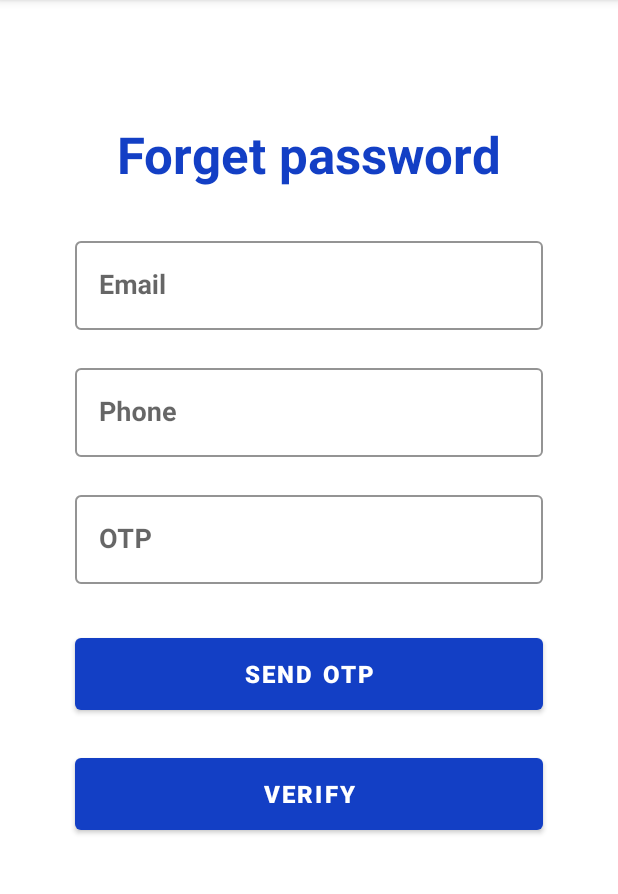
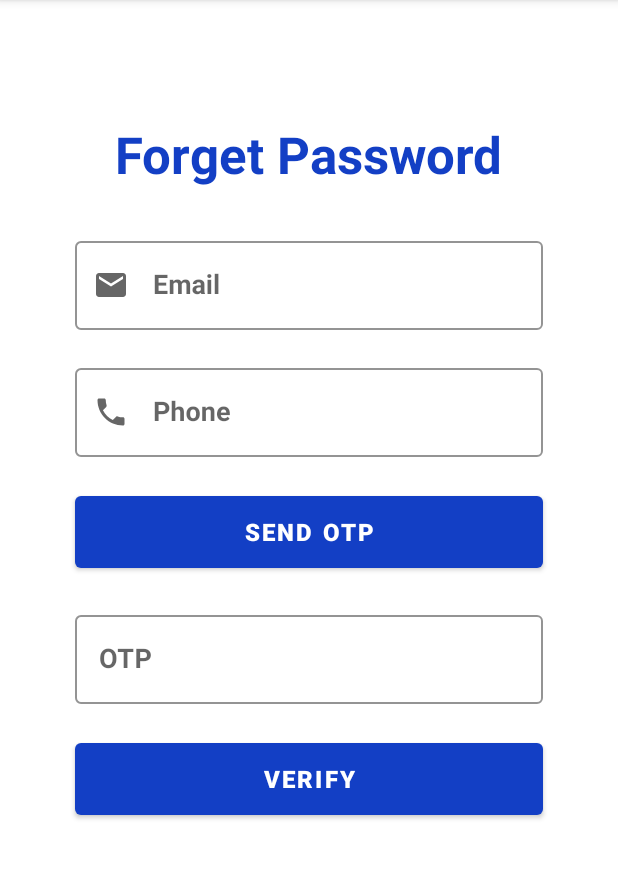
Before and after one commit to AkshayPatel09/Over_Speed, an Android app: the screen it shows after launch (MainActivity), after a tap on "Forgot Password?", on a phone screen of 412 x 824 dp, the part 84-978 px from its top. Run offline under Robolectric (Android 15) with nearby library versions, the phone set to English and light mode, and no system bars; our stand-ins replace Firebase (no records; nobody signed in at launch, a user with empty details on screens opened directly); 1 statement that could not run was skipped.

Commit message:
drawable images

```diff
--- a/app/src/main/java/com/example/final_main/LocationFragment.java
+++ b/app/src/main/java/com/example/final_main/LocationFragment.java
@@ -63,6 +63,7 @@ public class LocationFragment extends Fragment {
     FusedLocationProviderClient mFusedLocationClient;
     int PERMISSION_ID = 44;
     private AppCompatTextView lat, log, speed;
+
     private GoogleMap gMap;
     private Marker marker;
 
@@ -207,7 +208,7 @@ public class LocationFragment extends Fragment {
             lat.setText("Latitude: " + mLastLocation.getLatitude() + "");
             log.setText("Longitude: " + mLastLocation.getLongitude() + "");
             speed.setText(Integer.toString((int) mLastLocation.getSpeed()) + " Kmph");
-            if ((int) mLastLocation.getSpeed() >= -1) {
+            if ((int) mLastLocation.getSpeed() >= 15) {
                 Toast.makeText(getActivity(), "......", Toast.LENGTH_SHORT).show();
                 addNotification();
             }
--- /dev/null
+++ b/app/src/main/res/drawable/ic_baseline_email_24.xml
@@ -0,0 +1,5 @@
+<vector android:height="24dp" android:tint="#133FC5"
+    android:viewportHeight="24" android:viewportWidth="24"
+    android:width="24dp" xmlns:android="http://schemas.android.com/apk/res/android">
+    <path android:fillColor="@android:color/white" android:pathData="M20,4L4,4c-1.1,0 -1.99,0.9 -1.99,2L2,18c0,1.1 0.9,2 2,2h16c1.1,0 2,-0.9 2,-2L22,6c0,-1.1 -0.9,-2 -2,-2zM20,8l-8,5 -8,-5L4,6l8,5 8,-5v2z"/>
+</vector>
--- /dev/null
+++ b/app/src/main/res/drawable/ic_baseline_lock_24.xml
@@ -0,0 +1,5 @@
+<vector android:height="24dp" android:tint="#133FC5"
+    android:viewportHeight="24" android:viewportWidth="24"
+    android:width="24dp" xmlns:android="http://schemas.android.com/apk/res/android">
+    <path android:fillColor="@android:color/white" android:pathData="M18,8h-1L17,6c0,-2.76 -2.24,-5 -5,-5S7,3.24 7,6v2L6,8c-1.1,0 -2,0.9 -2,2v10c0,1.1 0.9,2 2,2h12c1.1,0 2,-0.9 2,-2L20,10c0,-1.1 -0.9,-2 -2,-2zM12,17c-1.1,0 -2,-0.9 -2,-2s0.9,-2 2,-2 2,0.9 2,2 -0.9,2 -2,2zM15.1,8L8.9,8L8.9,6c0,-1.71 1.39,-3.1 3.1,-3.1 1.71,0 3.1,1.39 3.1,3.1v2z"/>
+</vector>
--- a/app/src/main/res/drawable/ic_baseline_person_24.xml
+++ b/app/src/main/res/drawable/ic_baseline_person_24.xml
@@ -1,4 +1,4 @@
-<vector android:height="24dp" android:tint="#555151"
+<vector android:height="24dp" android:tint="#133FC5"
     android:viewportHeight="24" android:viewportWidth="24"
     android:width="24dp" xmlns:android="http://schemas.android.com/apk/res/android">
     <path android:fillColor="@android:color/white" android:pathData="M12,12c2.21,0 4,-1.79 4,-4s-1.79,-4 -4,-4 -4,1.79 -4,4 1.79,4 4,4zM12,14c-2.67,0 -8,1.34 -8,4v2h16v-2c0,-2.66 -5.33,-4 -8,-4z"/>
--- /dev/null
+++ b/app/src/main/res/drawable/ic_baseline_phone_24.xml
@@ -0,0 +1,5 @@
+<vector android:height="24dp" android:tint="#133FC5"
+    android:viewportHeight="24" android:viewportWidth="24"
+    android:width="24dp" xmlns:android="http://schemas.android.com/apk/res/android">
+    <path android:fillColor="@android:color/white" android:pathData="M6.62,10.79c1.44,2.83 3.76,5.14 6.59,6.59l2.2,-2.2c0.27,-0.27 0.67,-0.36 1.02,-0.24 1.12,0.37 2.33,0.57 3.57,0.57 0.55,0 1,0.45 1,1V20c0,0.55 -0.45,1 -1,1 -9.39,0 -17,-7.61 -17,-17 0,-0.55 0.45,-1 1,-1h3.5c0.55,0 1,0.45 1,1 0,1.25 0.2,2.45 0.57,3.57 0.11,0.35 0.03,0.74 -0.25,1.02l-2.2,2.2z"/>
+</vector>
--- a/app/src/main/res/drawable/ic_baseline_vpn_key_24.xml
+++ b/app/src/main/res/drawable/ic_baseline_vpn_key_24.xml
@@ -1,5 +1,5 @@
 <vector android:alpha="0.98" android:height="24dp"
     android:tint="#555151" android:viewportHeight="24"
     android:viewportWidth="24" android:width="24dp" xmlns:android="http://schemas.android.com/apk/res/android">
-    <path android:fillColor="@android:color/white" android:pathData="M12.65,10C11.83,7.67 9.61,6 7,6c-3.31,0 -6,2.69 -6,6s2.69,6 6,6c2.61,0 4.83,-1.67 5.65,-4H17v4h4v-4h2v-4H12.65zM7,14c-1.1,0 -2,-0.9 -2,-2s0.9,-2 2,-2 2,0.9 2,2 -0.9,2 -2,2z"/>
+    <path android:fillColor="@color/white" android:pathData="M12.65,10C11.83,7.67 9.61,6 7,6c-3.31,0 -6,2.69 -6,6s2.69,6 6,6c2.61,0 4.83,-1.67 5.65,-4H17v4h4v-4h2v-4H12.65zM7,14c-1.1,0 -2,-0.9 -2,-2s0.9,-2 2,-2 2,0.9 2,2 -0.9,2 -2,2z"/>
 </vector>
--- /dev/null
+++ b/app/src/main/res/drawable/ic_baseline_vpn_key_24_1.xml
@@ -0,0 +1,5 @@
+<vector android:height="24dp" android:tint="#133FC5"
+    android:viewportHeight="24" android:viewportWidth="24"
+    android:width="24dp" xmlns:android="http://schemas.android.com/apk/res/android">
+    <path android:fillColor="@android:color/white" android:pathData="M12.65,10C11.83,7.67 9.61,6 7,6c-3.31,0 -6,2.69 -6,6s2.69,6 6,6c2.61,0 4.83,-1.67 5.65,-4H17v4h4v-4h2v-4H12.65zM7,14c-1.1,0 -2,-0.9 -2,-2s0.9,-2 2,-2 2,0.9 2,2 -0.9,2 -2,2z"/>
+</vector>
--- a/app/src/main/res/layout/fragment_change_password.xml
+++ b/app/src/main/res/layout/fragment_change_password.xml
@@ -31,6 +31,7 @@
         app:layout_constraintEnd_toEndOf="parent"
         app:layout_constraintStart_toStartOf="parent"
         app:layout_constraintTop_toBottomOf="@+id/appCompatTextView8"
+        app:startIconDrawable="@drawable/ic_baseline_lock_24"
         app:passwordToggleDrawable="@drawable/ic_baseline_show_password"
         app:passwordToggleEnabled="true">
 
@@ -41,7 +42,6 @@
             android:hint="@string/enterOldPassword"
             android:inputType="textPassword"
             android:textColor="@color/black"
-
             android:textSize="18sp"
             android:textStyle="bold" />
 
@@ -60,6 +60,7 @@
         app:layout_constraintEnd_toEndOf="parent"
         app:layout_constraintStart_toStartOf="parent"
         app:layout_constraintTop_toBottomOf="@+id/textInputLayout13"
+        app:startIconDrawable="@drawable/ic_baseline_lock_24"
         app:passwordToggleDrawable="@drawable/ic_baseline_show_password"
         app:passwordToggleEnabled="true">
 
@@ -88,6 +89,7 @@
         app:layout_constraintEnd_toEndOf="parent"
         app:layout_constraintStart_toStartOf="parent"
         app:layout_constraintTop_toBottomOf="@+id/textInputLayout14"
+        app:startIconDrawable="@drawable/ic_baseline_lock_24"
         app:passwordToggleDrawable="@drawable/ic_baseline_show_password"
         app:passwordToggleEnabled="true">
 
--- a/app/src/main/res/layout/fragment_edit_profile.xml
+++ b/app/src/main/res/layout/fragment_edit_profile.xml
@@ -19,7 +19,7 @@
         app:layout_constraintHorizontal_bias="0.497"
         app:layout_constraintStart_toStartOf="parent"
         app:layout_constraintTop_toTopOf="parent"
-        app:layout_constraintVertical_bias="0.186" />
+        app:layout_constraintVertical_bias="0.173" />
 
     <com.google.android.material.textfield.TextInputLayout
         android:id="@+id/textInputLayout13"
@@ -33,6 +33,7 @@
         app:layout_constraintEnd_toEndOf="parent"
         app:layout_constraintHorizontal_bias="0.494"
         app:layout_constraintStart_toStartOf="parent"
+        app:startIconDrawable="@drawable/ic_baseline_person_24"
         app:layout_constraintTop_toBottomOf="@+id/appCompatTextView8"
         app:layout_constraintVertical_bias="0.164">
 
@@ -62,6 +63,7 @@
         app:layout_constraintBottom_toBottomOf="parent"
         app:layout_constraintEnd_toEndOf="parent"
         app:layout_constraintStart_toStartOf="parent"
+        app:startIconDrawable="@drawable/ic_baseline_person_24"
         app:layout_constraintTop_toBottomOf="@+id/textInputLayout13"
         app:layout_constraintVertical_bias="0.0">
 
@@ -90,6 +92,7 @@
         app:layout_constraintEnd_toEndOf="parent"
         app:layout_constraintHorizontal_bias="0.646"
         app:layout_constraintStart_toStartOf="parent"
+        app:startIconDrawable="@drawable/ic_baseline_phone_24"
         app:layout_constraintTop_toBottomOf="@+id/textInputLayout14"
         app:layout_constraintVertical_bias="0.024">
 
--- a/app/src/main/res/layout/fragment_forget_password.xml
+++ b/app/src/main/res/layout/fragment_forget_password.xml
@@ -30,6 +30,7 @@
         android:hint="@string/sign_up_email"
         app:boxStrokeColor="@color/blue"
         app:hintTextColor="@color/blue"
+        app:startIconDrawable="@drawable/ic_baseline_email_24"
         app:layout_constraintEnd_toEndOf="parent"
         app:layout_constraintStart_toStartOf="parent"
         app:layout_constraintTop_toBottomOf="@+id/appCompatTextView5">
@@ -53,21 +54,36 @@
         android:layout_marginTop="20dp"
         app:layout_constraintEnd_toEndOf="parent"
         app:layout_constraintStart_toStartOf="parent"
+        app:startIconDrawable="@drawable/ic_baseline_phone_24"
         app:boxStrokeColor="@color/blue"
         app:hintTextColor="@color/blue"
         app:layout_constraintTop_toBottomOf="@+id/textInputLayout9">
 
         <com.google.android.material.textfield.TextInputEditText
             android:id="@+id/forgetPasswordPhone"
+            android:layout_height="wrap_content"
             android:layout_width="match_parent"
-
-            android:layout_height="wrap_content"
             android:hint="@string/sign_up_phone"
             android:inputType="textEmailAddress"
             android:textSize="18sp"
             android:textStyle="bold" />
 
     </com.google.android.material.textfield.TextInputLayout>
+
+
+
+    <com.google.android.material.button.MaterialButton
+        android:id="@+id/sendOTP"
+        android:layout_width="match_parent"
+        android:layout_height="60sp"
+        android:layout_marginHorizontal="50dp"
+        android:text="@string/send_link"
+        android:layout_marginTop="20dp"
+        android:textSize="16sp"
+        android:textStyle="bold"
+        app:layout_constraintEnd_toEndOf="parent"
+        app:layout_constraintStart_toStartOf="parent"
+        app:layout_constraintTop_toBottomOf="@+id/textInputLayout12" />
 
     <com.google.android.material.textfield.TextInputLayout
         android:id="@+id/textInputLayout10"
@@ -80,7 +96,7 @@
         app:hintTextColor="@color/blue"
         app:layout_constraintEnd_toEndOf="parent"
         app:layout_constraintStart_toStartOf="parent"
-        app:layout_constraintTop_toBottomOf="@+id/textInputLayout12">
+        app:layout_constraintTop_toBottomOf="@+id/sendOTP">
 
         <com.google.android.material.textfield.TextInputEditText
             android:id="@+id/forgetPasswordOTP"
@@ -93,20 +109,6 @@
     </com.google.android.material.textfield.TextInputLayout>
 
     <com.google.android.material.button.MaterialButton
-        android:id="@+id/sendOTP"
-        android:layout_width="match_parent"
-        android:layout_height="60sp"
-        android:layout_marginHorizontal="50dp"
-        android:layout_marginTop="30dp"
-        android:text="@string/send_link"
-        android:textSize="16sp"
-        android:textStyle="bold"
-        app:layout_constraintEnd_toEndOf="parent"
-        app:layout_constraintHorizontal_bias="0.838"
-        app:layout_constraintStart_toStartOf="parent"
-        app:layout_constraintTop_toBottomOf="@+id/textInputLayout10" />
-
-    <com.google.android.material.button.MaterialButton
         android:id="@+id/verifyBtn"
         android:layout_width="match_parent"
         android:layout_height="60sp"
@@ -117,5 +119,5 @@
         android:textStyle="bold"
         app:layout_constraintEnd_toEndOf="parent"
         app:layout_constraintStart_toStartOf="parent"
-        app:layout_constraintTop_toBottomOf="@+id/sendOTP" />
+        app:layout_constraintTop_toBottomOf="@+id/textInputLayout10" />
 </androidx.constraintlayout.widget.ConstraintLayout>
--- a/app/src/main/res/layout/fragment_sign_up.xml
+++ b/app/src/main/res/layout/fragment_sign_up.xml
@@ -53,6 +53,7 @@
             android:layout_marginTop="30dp"
             app:boxStrokeColor="@color/blue"
             app:hintTextColor="@color/blue"
+            app:startIconDrawable="@drawable/ic_baseline_person_24"
             app:layout_constraintEnd_toEndOf="parent"
             app:layout_constraintStart_toStartOf="parent"
             app:layout_constraintTop_toBottomOf="@+id/appCompatTextView2">
@@ -79,6 +80,7 @@
             android:layout_marginTop="20dp"
             app:boxStrokeColor="@color/blue"
             app:hintTextColor="@color/blue"
+            app:startIconDrawable="@drawable/ic_baseline_person_24"
             app:layout_constraintTop_toBottomOf="@+id/textInputLayout"
             tools:layout_editor_absoluteX="50dp">
 
@@ -103,6 +105,7 @@
             android:layout_marginTop="20dp"
             app:boxStrokeColor="@color/blue"
             app:hintTextColor="@color/blue"
+            app:startIconDrawable="@drawable/ic_baseline_email_24"
             app:layout_constraintTop_toBottomOf="@+id/textInputLayout2"
             tools:layout_editor_absoluteX="50dp">
 
@@ -129,6 +132,7 @@
             app:hintTextColor="@color/blue"
             app:layout_constraintEnd_toEndOf="parent"
             app:layout_constraintStart_toStartOf="parent"
+            app:startIconDrawable="@drawable/ic_baseline_phone_24"
             app:layout_constraintTop_toBottomOf="@+id/textInputLayout3"
             app:passwordToggleEnabled="false">
 
@@ -156,6 +160,7 @@
             app:layout_constraintEnd_toEndOf="parent"
             app:layout_constraintStart_toStartOf="parent"
             app:layout_constraintTop_toBottomOf="@+id/textInputLayout4"
+            app:startIconDrawable="@drawable/ic_baseline_lock_24"
             app:passwordToggleDrawable="@drawable/ic_baseline_show_password"
             app:passwordToggleEnabled="true">
 
@@ -183,6 +188,7 @@
             app:layout_constraintEnd_toEndOf="parent"
             app:layout_constraintStart_toStartOf="parent"
             app:layout_constraintTop_toBottomOf="@+id/textInputLayout5"
+            app:startIconDrawable="@drawable/ic_baseline_lock_24"
             app:passwordToggleDrawable="@drawable/ic_baseline_show_password"
             app:passwordToggleEnabled="true">
 
--- a/app/src/main/res/values/strings.xml
+++ b/app/src/main/res/values/strings.xml
@@ -33,7 +33,7 @@
     <string name="menu_home">Home</string>
     <string name="menu_gallery">Gallery</string>
     <string name="menu_slideshow">Slideshow</string>
-    <string name="forget_pass">Forget password</string>
+    <string name="forget_pass">Forget Password</string>
     <string name="send_link">Send OTP</string>
     <string name="history">History</string>
     <string name="settings">Settings</string>
```
Also changed, not shown: app/src/main/res/layout/fragment_log_in.xml (+6 -1 lines).
